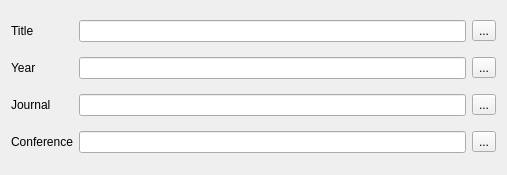
Old version of the form src/import/TitlePage.ui in the repository mvaldenegro/KResearch.
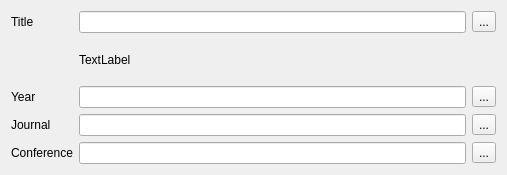
New version of the form. Custom widgets are drawn as their Qt base class.

Commit message: Enable the import of multiple documents from one file. Validate for already existing document titles.

Patch:
```diff
--- a/src/import/TitlePage.ui
+++ b/src/import/TitlePage.ui
@@ -21,10 +21,10 @@
      </property>
     </widget>
    </item>
-   <item row="2" column="1">
+   <item row="3" column="1">
     <widget class="QLineEdit" name="journalEdit"/>
    </item>
-   <item row="2" column="0">
+   <item row="3" column="0">
     <widget class="QLabel" name="label_3">
      <property name="text">
       <string>Journal</string>
@@ -34,24 +34,24 @@
    <item row="0" column="1">
     <widget class="QLineEdit" name="titleEdit"/>
    </item>
-   <item row="1" column="0">
+   <item row="2" column="0">
     <widget class="QLabel" name="label_2">
      <property name="text">
       <string>Year</string>
      </property>
     </widget>
    </item>
-   <item row="3" column="0">
+   <item row="4" column="0">
     <widget class="QLabel" name="label_4">
      <property name="text">
       <string>Conference</string>
      </property>
     </widget>
    </item>
-   <item row="3" column="1">
+   <item row="4" column="1">
     <widget class="KLineEdit" name="conferenceEdit"/>
    </item>
-   <item row="1" column="1">
+   <item row="2" column="1">
     <widget class="QLineEdit" name="yearEdit"/>
    </item>
    <item row="0" column="2">
@@ -61,27 +61,34 @@
      </property>
     </widget>
    </item>
-   <item row="1" column="2">
-    <widget class="QToolButton" name="yearButton">
-     <property name="text">
-      <string>...</string>
-     </property>
-    </widget>
-   </item>
    <item row="2" column="2">
-    <widget class="QToolButton" name="journalButton">
+    <widget class="QToolButton" name="yearButton">
      <property name="text">
       <string>...</string>
      </property>
     </widget>
    </item>
    <item row="3" column="2">
+    <widget class="QToolButton" name="journalButton">
+     <property name="text">
+      <string>...</string>
+     </property>
+    </widget>
+   </item>
+   <item row="4" column="2">
     <widget class="QToolButton" name="conferenceButton">
      <property name="text">
       <string>...</string>
      </property>
     </widget>
    </item>
+   <item row="1" column="1">
+    <widget class="QLabel" name="titleInfoLabel">
+     <property name="text">
+      <string>TextLabel</string>
+     </property>
+    </widget>
+   </item>
   </layout>
  </widget>
  <customwidgets>
```
The commit also changes 3 other files.
